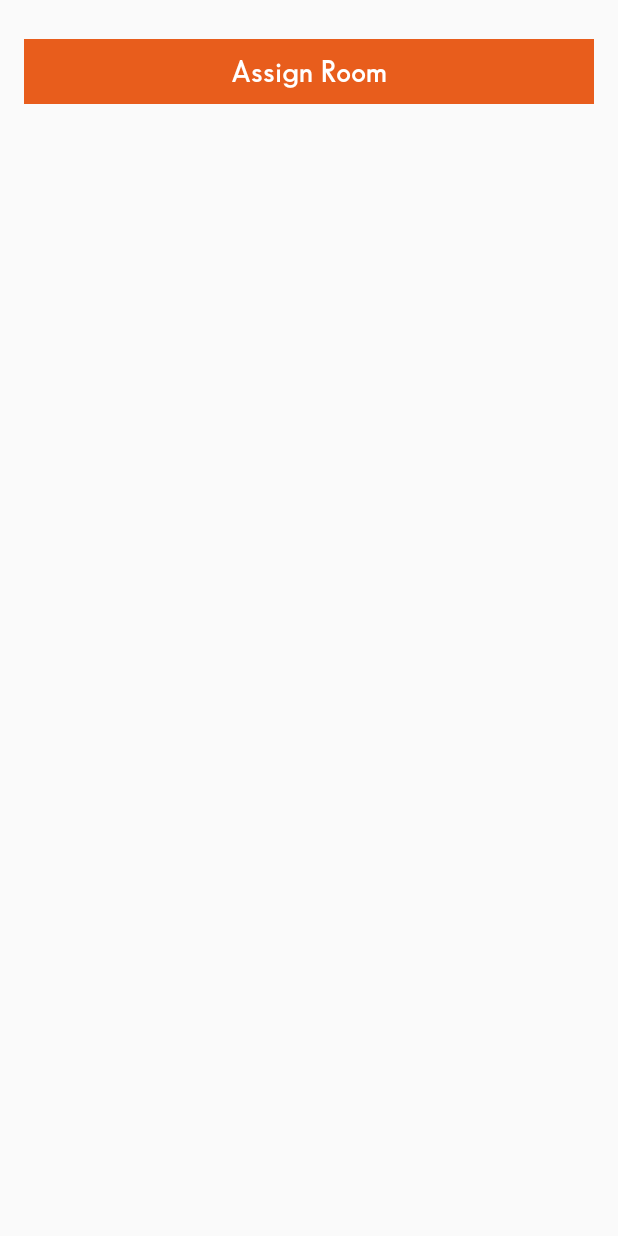
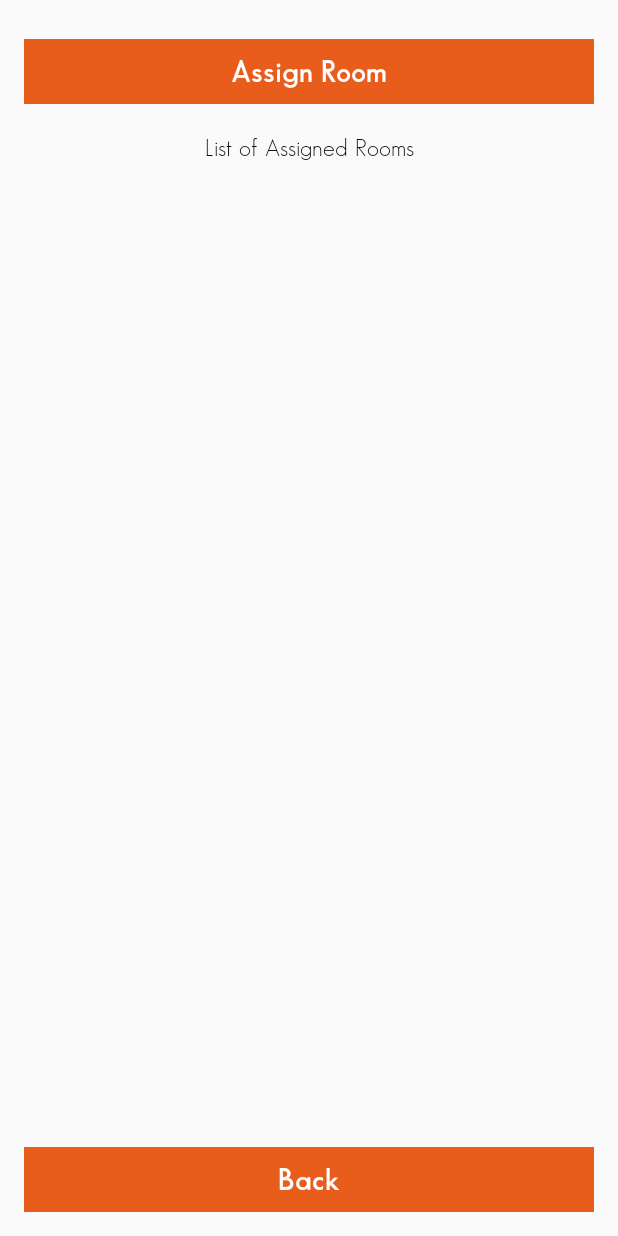
Before and after one commit to HuzefaGadi/ChoiceCustomerCare, an Android app: the AssignRoomActivity screen opened directly, with no data from a screen before it, on a phone screen of 412 x 824 dp. Run offline under Robolectric (Android 15) with nearby library versions, the phone set to English and light mode, and no system bars; our stand-ins replace ButterKnife, CircleImageView; libraries missing offline, so code that uses them is left out: retrofit.client; 1 statement that could not run was skipped.

Commit message:
-assign room

```diff
--- /dev/null
+++ b/app/src/main/res/drawable/button_click_color.xml
@@ -0,0 +1,8 @@
+<?xml version="1.0" encoding="utf-8"?>
+<selector xmlns:android="http://schemas.android.com/apk/res/android">
+    <item android:state_focused="true" android:state_pressed="true"
+        android:drawable="@color/abc_background_cache_hint_selector_material_light" />
+    <item android:state_focused="false" android:state_pressed="true"
+        android:drawable="@color/color_primary"  />
+    <item android:drawable="@color/color_primary" />
+</selector>
--- a/app/src/main/res/layout/activity_assign_room.xml
+++ b/app/src/main/res/layout/activity_assign_room.xml
@@ -20,9 +20,23 @@
         android:textSize="@dimen/button_text"
         android:textStyle="bold"/>
 
+
+    <com.unfc.choicecustomercare.view.CustomTextView
+        android:layout_width="match_parent"
+        android:layout_height="wrap_content"
+        android:layout_below="@+id/btn_assign_room"
+        android:text="@string/intro_for_assignedrooms_tab"
+        android:gravity="center_horizontal"
+        android:textColor="@color/black"
+        android:layout_marginTop="20dp"
+        android:textSize="16sp"
+        android:id="@+id/tv_introduction" />
+
+
+
     <android.support.v7.widget.RecyclerView
         android:id="@+id/resource_list_view_assigned_rooms"
-        android:layout_below="@+id/btn_assign_room"
+        android:layout_below="@+id/tv_introduction"
         android:layout_width="match_parent"
         android:layout_height="match_parent"
         android:clipToPadding="false"
@@ -33,6 +47,7 @@
     <android.support.v7.widget.RecyclerView
         android:id="@+id/resource_list_view_unassigned_rooms"
         android:layout_below="@+id/btn_assign_room"
+        android:layout_above="@+id/btn_back"
         android:layout_width="match_parent"
         android:layout_height="match_parent"
         android:clipToPadding="false"
@@ -41,4 +56,19 @@
         android:paddingBottom="10dp"
         android:paddingTop="10dp"/>
 
+
+    <com.unfc.choicecustomercare.view.CustomClickTextView
+        android:id="@+id/btn_back"
+        android:layout_width="match_parent"
+        android:layout_height="wrap_content"
+        android:layout_marginTop="10dp"
+        android:background="@color/color_primary"
+        android:gravity="center"
+        android:padding="@dimen/button_padding"
+        android:text="Back"
+        android:layout_alignParentBottom="true"
+        android:textColor="@color/white"
+        android:textSize="@dimen/button_text"
+        android:textStyle="bold"/>
+
 </RelativeLayout>
--- a/app/src/main/res/layout/fragment_staff.xml
+++ b/app/src/main/res/layout/fragment_staff.xml
@@ -28,6 +28,7 @@
         android:layout_width="match_parent"
         android:layout_height="wrap_content"
         android:padding="20dp"
+
         android:id="@+id/user_info">
 
         <com.unfc.choicecustomercare.view.CircularImageView
--- a/app/src/main/res/values/strings.xml
+++ b/app/src/main/res/values/strings.xml
@@ -64,4 +64,6 @@
 
 
     <string name="unassign">UnAssign</string>
+    <string name="intro_for_assignedrooms_tab">List of Assigned Rooms</string>
+    <string name="intro_for_unassignedrooms_tab">List of Un Assigned Rooms</string>
 </resources>
```
Also changed, not shown: 1 other file.
